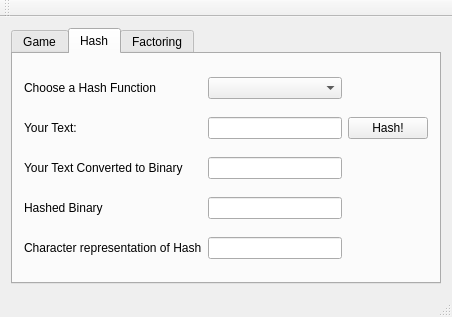
Old version of the form CapstoneCryptography/forms/mainwindow.ui in the repository egandunning/learn-crypto.
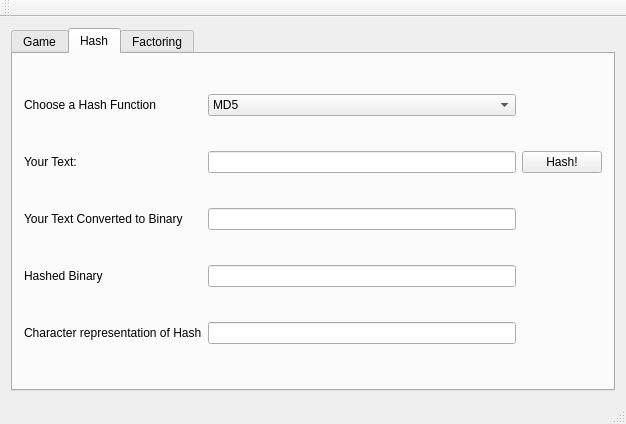
New version of the form. The open tabs and pages were chosen to show the change.

Commit message: can hash messages from the gui

```diff
--- a/CapstoneCryptography/forms/mainwindow.ui
+++ b/CapstoneCryptography/forms/mainwindow.ui
@@ -6,8 +6,8 @@
    <rect>
     <x>0</x>
     <y>0</y>
-    <width>426</width>
-    <height>317</height>
+    <width>626</width>
+    <height>424</height>
    </rect>
   </property>
   <property name="windowTitle">
@@ -67,7 +67,23 @@
        </attribute>
        <layout class="QGridLayout" name="gridLayout_4">
         <item row="0" column="1">
-         <widget class="QComboBox" name="comboBox"/>
+         <widget class="QComboBox" name="hashComboBox">
+          <item>
+           <property name="text">
+            <string>MD5</string>
+           </property>
+          </item>
+          <item>
+           <property name="text">
+            <string>SHA-512</string>
+           </property>
+          </item>
+          <item>
+           <property name="text">
+            <string>PBKDF2</string>
+           </property>
+          </item>
+         </widget>
         </item>
         <item row="1" column="1">
          <widget class="QLineEdit" name="lineEdit"/>
```
Left out of the diff: 12 changed lines with no effect on the pictures. The commit also changes 4 other files.
